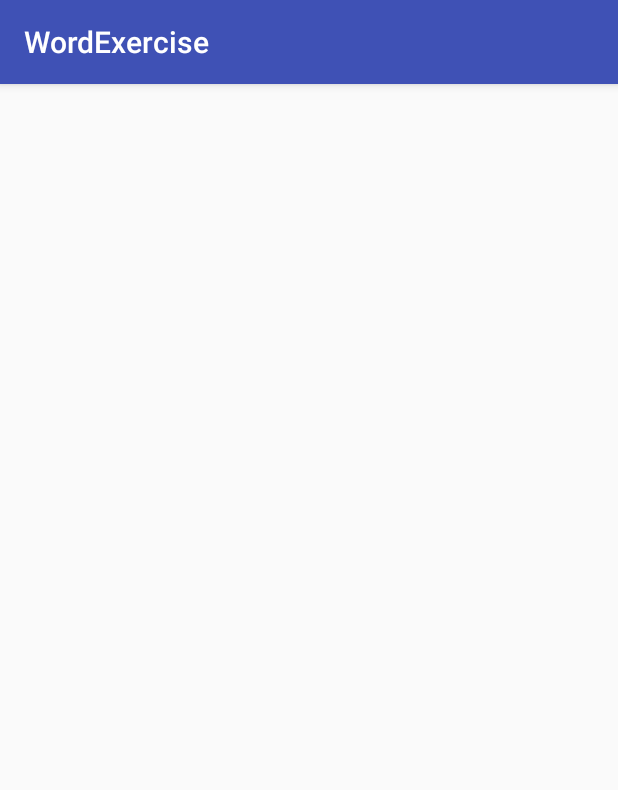
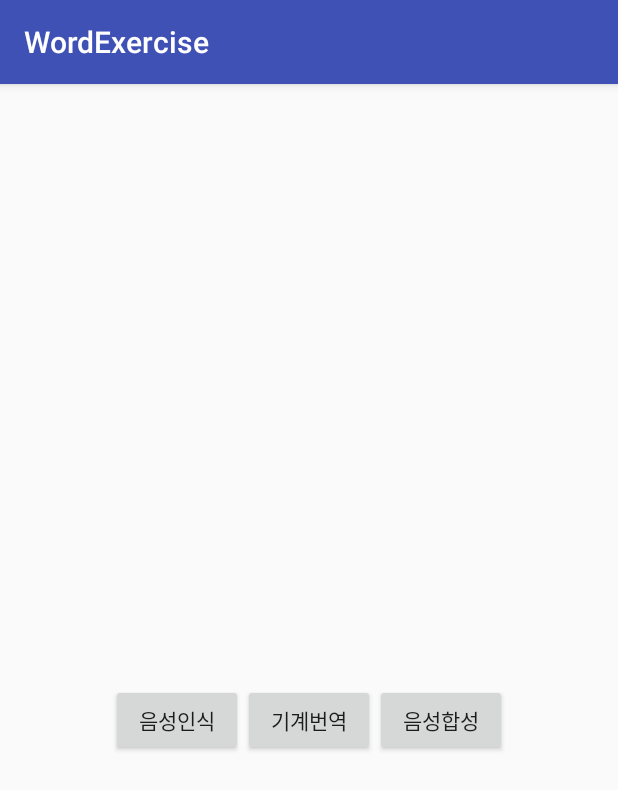
Before and after one commit to tong9433/wordExercise, an Android app: the screen it shows after launch (MainActivity), on a phone screen of 412 x 824 dp. Shown: the top 790 px of the screen. Run offline under Robolectric (Android 15) with nearby library versions, the phone set to English and light mode, and no system bars; libraries missing offline, so code that uses them is left out: io.realm; 6 statements that could not run were skipped.

Commit message:
Let's start

```diff
--- a/app/build.gradle
+++ b/app/build.gradle
@@ -20,12 +20,14 @@ android {
     }
 }
 
+
 dependencies {
     compile fileTree(include: ['*.jar'], dir: 'libs')
     androidTestCompile('com.android.support.test.espresso:espresso-core:2.2.2', {
         exclude group: 'com.android.support', module: 'support-annotations'
     })
+    compile files('libs/jxl.jar')
     compile 'com.android.support:appcompat-v7:25.1.0'
     testCompile 'junit:junit:4.12'
-    compile files('libs/jxl.jar')
+    compile 'com.naver.speech.clientapi:naverspeech-sdk-android:1.1.2'
 }
--- a/app/src/main/java/com/example/ryu/wordexercise/MainActivity.java
+++ b/app/src/main/java/com/example/ryu/wordexercise/MainActivity.java
@@ -1,21 +1,17 @@
 package com.example.ryu.wordexercise;
 
+import android.content.Intent;
 import android.support.v7.app.AppCompatActivity;
 import android.os.Bundle;
 import android.util.Log;
+import android.view.View;
 import android.widget.ArrayAdapter;
+import android.widget.Button;
 import android.widget.ListView;
-import android.widget.TextView;
-
-import org.w3c.dom.Text;
-
-import java.io.BufferedReader;
 import java.io.InputStream;
-import java.io.InputStreamReader;
 
 import io.realm.Realm;
 import io.realm.RealmResults;
-import jxl.Cell;
 import jxl.Sheet;
 import jxl.Workbook;
 import jxl.WorkbookSettings;
@@ -31,27 +27,25 @@ public class MainActivity extends AppCompatActivity {
     Realm realm;
     Word word;
 
+    Button bt_recognize;
+    Button bt_translate;
+    Button bt_textToSpeech;
+
     @Override
     protected void onCreate(Bundle savedInstanceState) {
         super.onCreate(savedInstanceState);
         setContentView(R.layout.activity_main);
         listView = (ListView) findViewById(R.id.lv_word);
+        bt_recognize = (Button) findViewById(R.id.bt_recognize);
+        bt_translate = (Button) findViewById(R.id.bt_translate);
+        bt_textToSpeech = (Button) findViewById(R.id.bt_textToSpeech);
+
         arrayAdapter = new ArrayAdapter<String>(this,android.R.layout.simple_list_item_1);
         listView.setAdapter(arrayAdapter);
         copyExcelToDatabase();
 
     }
 
-    @Override
-    public void onBackPressed() {
-        super.onBackPressed();
-        realm.executeTransaction(new Realm.Transaction() {
-            @Override
-            public void execute(Realm realm) {
-                realm.deleteAll();
-            }
-        });
-    }
 
     protected void copyExcelToDatabase() {
         try {
@@ -75,7 +69,6 @@ public class MainActivity extends AppCompatActivity {
                                 Log.d("Word UTF checking", ""+word.getWord());
                                 word.setMean(sheet.getCell(1,i).getContents().toString());
                                 Log.d("Mean UTF checking", ""+word.getMean());
-                                //UTF-8 변환문제 해결
                             }
                         }
                     });
@@ -100,4 +93,15 @@ public class MainActivity extends AppCompatActivity {
             arrayAdapter.add(result);
         }
     }
+
+    @Override
+    public void onBackPressed() {
+        super.onBackPressed();
+        realm.executeTransaction(new Realm.Transaction() {
+            @Override
+            public void execute(Realm realm) {
+                realm.deleteAll();
+            }
+        });
+    }
 }
--- a/app/src/main/res/layout/activity_main.xml
+++ b/app/src/main/res/layout/activity_main.xml
@@ -1,19 +1,41 @@
 <?xml version="1.0" encoding="utf-8"?>
-<RelativeLayout xmlns:android="http://schemas.android.com/apk/res/android"
+<LinearLayout xmlns:android="http://schemas.android.com/apk/res/android"
     xmlns:tools="http://schemas.android.com/tools"
-    android:id="@+id/activity_main"
+    android:orientation="vertical"
     android:layout_width="match_parent"
     android:layout_height="match_parent"
-    android:paddingBottom="@dimen/activity_vertical_margin"
-    android:paddingLeft="@dimen/activity_horizontal_margin"
-    android:paddingRight="@dimen/activity_horizontal_margin"
-    android:paddingTop="@dimen/activity_vertical_margin"
     tools:context="com.example.ryu.wordexercise.MainActivity">
+    <LinearLayout
+        android:layout_width="match_parent"
+        android:layout_height="400dp">
+        <ListView
+            android:layout_width="match_parent"
+            android:layout_height="match_parent"
+            android:id="@+id/lv_word"/>
+    </LinearLayout>
 
-    <ListView
+    <LinearLayout
         android:layout_width="match_parent"
-        android:layout_height="match_parent"
-        android:id="@+id/lv_word">
+        android:layout_height="wrap_content"
+        android:gravity="center">
 
-    </ListView>
-</RelativeLayout>
+        <Button
+            android:id="@+id/bt_recognize"
+            android:layout_width="wrap_content"
+            android:layout_height="wrap_content"
+            android:text="음성인식" />
+
+        <Button
+            android:id="@+id/bt_translate"
+            android:layout_width="wrap_content"
+            android:layout_height="wrap_content"
+            android:text="기계번역" />
+
+        <Button
+            android:id="@+id/bt_textToSpeech"
+            android:layout_width="wrap_content"
+            android:layout_height="wrap_content"
+            android:text="음성합성" />
+    </LinearLayout>
+
+</LinearLayout>
--- a/build.gradle
+++ b/build.gradle
@@ -5,7 +5,7 @@ buildscript {
         jcenter()
     }
     dependencies {
-        classpath 'com.android.tools.build:gradle:2.2.3'
+        classpath 'com.android.tools.build:gradle:2.3.0'
         classpath "io.realm:realm-gradle-plugin:3.0.0"
         // NOTE: Do not place your application dependencies here; they belong
         // in the individual module build.gradle files
```
Also changed, not shown: gradle/wrapper/gradle-wrapper.properties, 1 other file.
